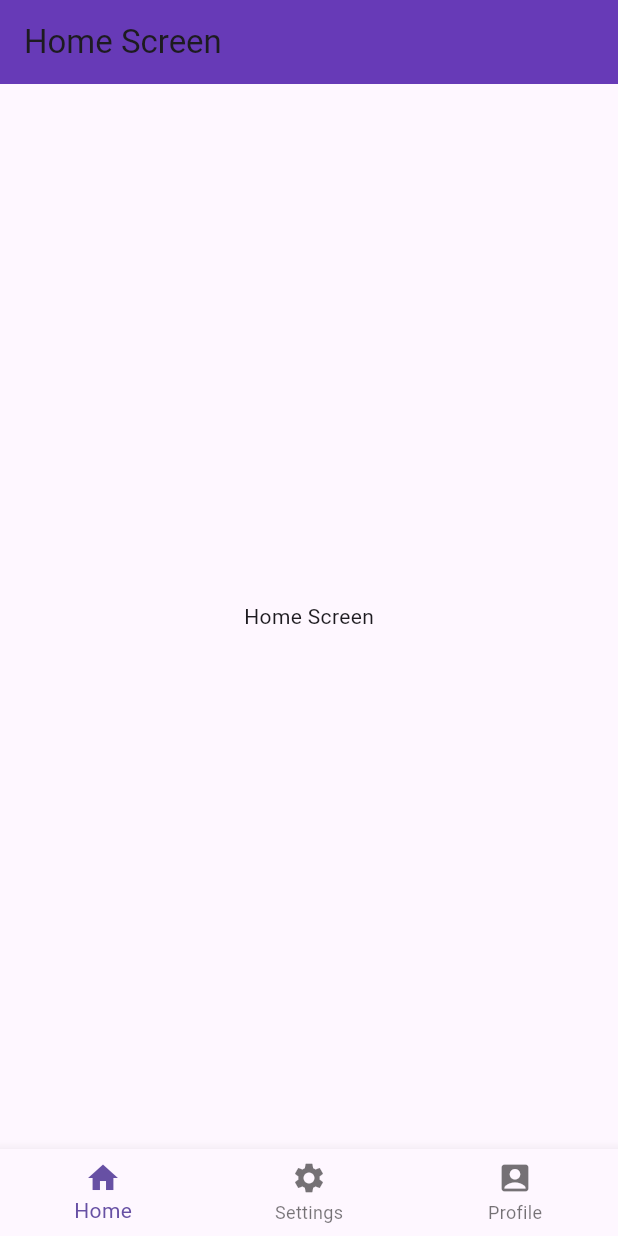
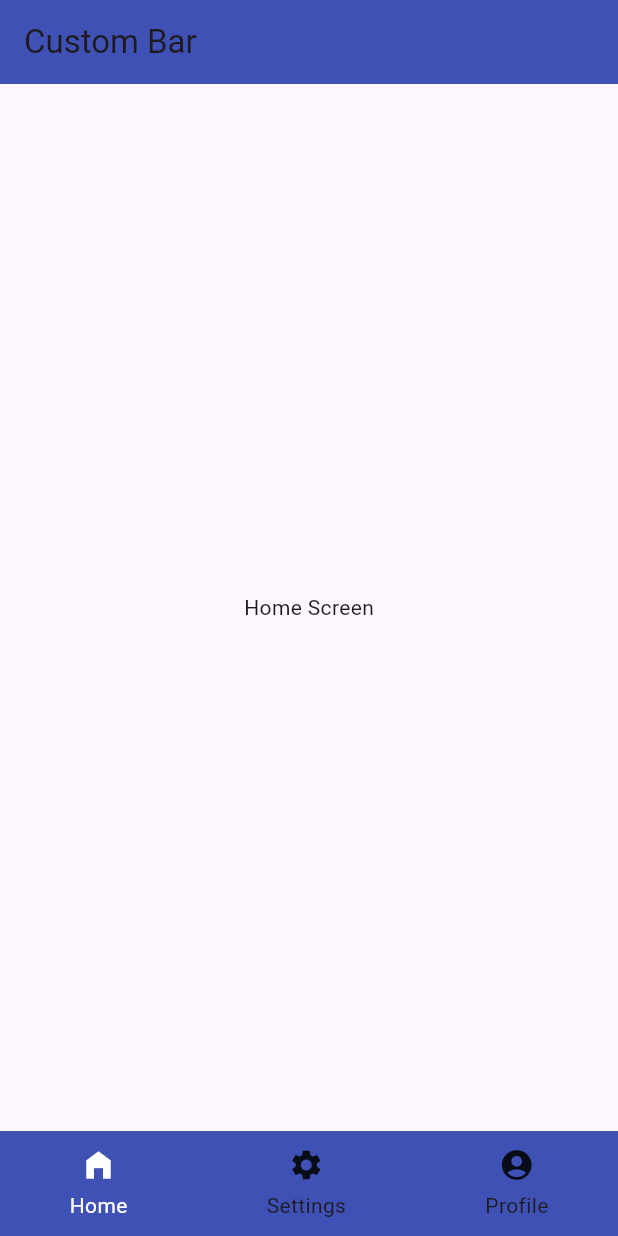
Before and after one commit to rajat-cr/flutter_batch_45days_2026, a Flutter app: the screen it shows after launch, on a phone screen of 412 x 824 dp. Run offline on Flutter 3.47's test engine with Material 3 defaults, Android fonts, the phone set to English and light mode, and no system bars.

Commit message:
BottomNavigation bar

```diff
--- /dev/null
+++ b/lib/custom_botttom_bar.dart
@@ -0,0 +1,96 @@
+import 'package:flutter/material.dart';
+import 'package:flutter_batch_45days_2026/home_screen_2.dart';
+import 'package:flutter_batch_45days_2026/profile_screen.dart';
+import 'package:flutter_batch_45days_2026/search_screen.dart';
+
+class CustomBotttomBar extends StatefulWidget {
+  const CustomBotttomBar({super.key});
+
+  @override
+  State<CustomBotttomBar> createState() => _CustomBotttomBarState();
+}
+
+class _CustomBotttomBarState extends State<CustomBotttomBar> {
+  int selectedIndex = 0;
+
+  List screen = [HomeScreen2(), SearchScreen(), ProfileScreen()];
+
+  @override
+  Widget build(BuildContext context) {
+    return Scaffold(
+      appBar: AppBar(title: Text("Custom Bar"), backgroundColor: Colors.indigo),
+
+      body: screen[selectedIndex],
+      bottomNavigationBar: Container(
+        color: Colors.indigo,
+        child: SizedBox(
+          height: 70,
+          child: Row(
+            mainAxisAlignment: MainAxisAlignment.spaceAround,
+            crossAxisAlignment: CrossAxisAlignment.center,
+            children: [
+              GestureDetector(
+                child: Column(
+                  mainAxisAlignment: MainAxisAlignment.center,
+                  children: [
+                    selectedIndex == 0
+                        ? Icon(Icons.home_filled, color: Colors.white)
+                        : Icon(Icons.home),
+                    SizedBox(height: 5),
+                    Text(
+                      "Home",
+                      style: TextStyle(
+                        color: selectedIndex == 0 ? Colors.white : Colors.black,
+                      ),
+                    ),
+                  ],
+                ),
+                onTap: () {
+                  setState(() {
+                    selectedIndex = 0;
+                    print("check SelectedIndex value: $selectedIndex");
+                  });
+                },
+              ),
+
+              GestureDetector(
+                child: Column(
+                  mainAxisAlignment: MainAxisAlignment.center,
+                  children: [
+                    Icon(Icons.settings),
+                    SizedBox(height: 5),
+                    Text("Settings"),
+                  ],
+                ),
+                onTap: () {
+                  setState(() {
+                    selectedIndex = 1;
+
+                    print("check SelectedIndex value: $selectedIndex");
+                  });
+                },
+              ),
+
+              GestureDetector(
+                child: Column(
+                  mainAxisAlignment: MainAxisAlignment.center,
+                  children: [
+                    Icon(Icons.account_circle),
+                    SizedBox(height: 5),
+                    Text("Profile"),
+                  ],
+                ),
+                onTap: () {
+                  setState(() {
+                    selectedIndex = 2;
+                    print("check SelectedIndex value: $selectedIndex");
+                  });
+                },
+              ),
+            ],
+          ),
+        ),
+      ),
+    );
+  }
+}
--- a/lib/main.dart
+++ b/lib/main.dart
@@ -1,5 +1,6 @@
 import 'package:flutter/material.dart';
 import 'package:flutter_batch_45days_2026/column_screen.dart';
+import 'package:flutter_batch_45days_2026/custom_botttom_bar.dart';
 import 'package:flutter_batch_45days_2026/dashboard_screen.dart';
 import 'package:flutter_batch_45days_2026/homescreen.dart';
 import 'package:flutter_batch_45days_2026/practice.dart';
@@ -16,7 +17,7 @@ class MainApp extends StatelessWidget {
   Widget build(BuildContext context) {
     return MaterialApp(
       debugShowCheckedModeBanner: false,
-      home: DashboardScreen(),
+      home: CustomBotttomBar(),
     );
   }
 }
```
Also changed, not shown: lib/practice.dart (+35 -3 lines).
